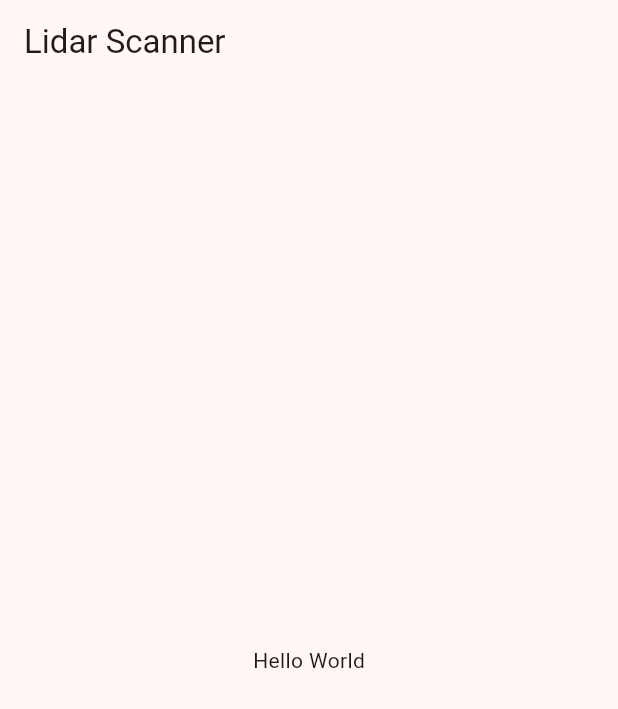
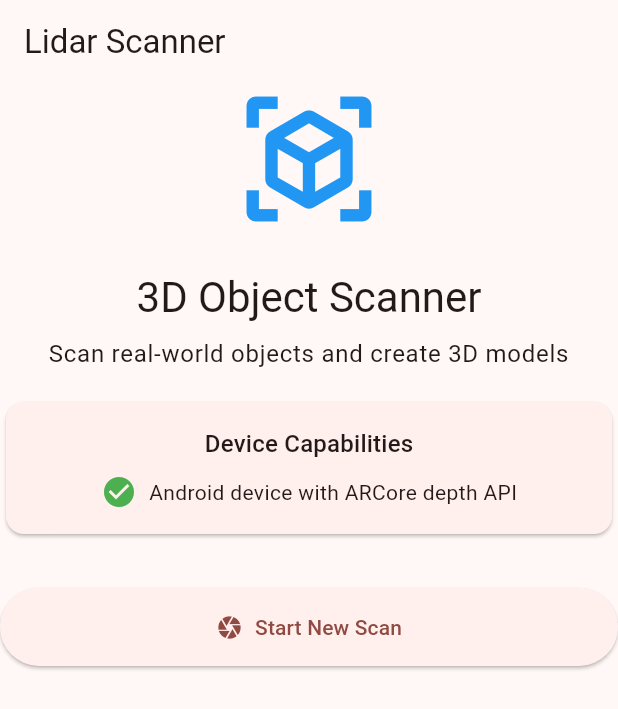
Before and after one commit to tahsin-emre/lidar_scanner, a Flutter app: the screen it shows after launch, on a phone screen of 412 x 824 dp. Shown: the top 709 px of the screen. Run offline on Flutter 3.47's test engine with Material 3 defaults, Android fonts, the phone set to English and light mode, and no system bars; our stand-ins replace equatable, flutter_bloc, get_it, injectable, permission_handler.

Commit message:
Update dependencies and implement LiDAR functionality in Home and Scanner views
- Added permission_handler dependency for managing permissions.
- Updated pubspec.lock with new package versions.
- Enhanced HomeMixin to check device capabilities and request camera permissions.
- Modified HomeView to display device capabilities and a button to start scanning.
- Updated ScannerMixin to include a scanner cubit for state management.
- Adjusted iOS project configuration to include necessary Pods and build phases.

```diff
--- a/lib/feature/home/mixin/home_mixin.dart
+++ b/lib/feature/home/mixin/home_mixin.dart
@@ -1,11 +1,47 @@
 import 'package:flutter/material.dart';
 import 'package:lidar_scanner/feature/home/view/home_view.dart';
+import 'package:lidar_scanner/feature/scanner/view/scanner_view.dart';
+import 'package:lidar_scanner/product/utils/extensions/widget_ext.dart';
+import 'package:permission_handler/permission_handler.dart';
 
 mixin HomeMixin on State<HomeView> {
-  bool canScan = false;
+  bool hasLidar = false;
+  String deviceInfo = '';
+
+  @override
+  void initState() {
+    super.initState();
+    Future.microtask(_init);
+  }
+
+  Future<void> _init() async {
+    await _requestPermissions();
+    await _checkDeviceCapabilities();
+  }
+
+  Future<void> _requestPermissions() async {
+    await Permission.camera.request();
+  }
+
+  Future<void> _checkDeviceCapabilities() async {
+    final platform = Theme.of(context).platform;
+
+    setState(() {
+      if (platform == TargetPlatform.iOS) {
+        hasLidar = true;
+        deviceInfo = 'iOS device with LiDAR';
+      } else if (platform == TargetPlatform.android) {
+        hasLidar = true;
+        deviceInfo = 'Android device with ARCore depth API';
+      } else {
+        hasLidar = false;
+        deviceInfo = 'Unsupported platform';
+      }
+    });
+  }
 
   void pushToScanner() {
-    if (!canScan) {
+    if (!hasLidar) {
       showDialog<void>(
         context: context,
         builder:
@@ -16,5 +52,6 @@ mixin HomeMixin on State<HomeView> {
       );
       return;
     }
+    const ScannerView().push(context);
   }
 }
--- a/lib/feature/home/view/home_view.dart
+++ b/lib/feature/home/view/home_view.dart
@@ -1,4 +1,6 @@
 import 'package:flutter/material.dart';
+import 'package:lidar_scanner/feature/home/mixin/home_mixin.dart';
+import 'package:lidar_scanner/product/utils/extensions/widget_ext.dart';
 
 final class HomeView extends StatefulWidget {
   const HomeView({super.key});
@@ -7,12 +9,92 @@ final class HomeView extends StatefulWidget {
   State<HomeView> createState() => _HomeViewState();
 }
 
-class _HomeViewState extends State<HomeView> {
+class _HomeViewState extends State<HomeView> with HomeMixin {
   @override
   Widget build(BuildContext context) {
     return Scaffold(
       appBar: AppBar(title: const Text('Lidar Scanner')),
-      body: const Center(child: Text('Hello World')),
+      body: CustomScrollView(
+        slivers: [
+          _Header(hasLidar: hasLidar, deviceInfo: deviceInfo).sliver(),
+          _StartScanButton(pushToScanner).sliver(),
+        ],
+      ),
     );
   }
 }
+
+final class _StartScanButton extends StatelessWidget {
+  const _StartScanButton(this.onTap);
+  final VoidCallback onTap;
+  @override
+  Widget build(BuildContext context) {
+    return ElevatedButton(
+      onPressed: onTap,
+      style: ElevatedButton.styleFrom(
+        padding: const EdgeInsets.symmetric(vertical: 16),
+      ),
+      child: const Row(
+        mainAxisAlignment: MainAxisAlignment.center,
+        children: [
+          Icon(Icons.camera),
+          SizedBox(width: 8),
+          Text('Start New Scan'),
+        ],
+      ),
+    );
+  }
+}
+
+final class _Header extends StatelessWidget {
+  const _Header({required this.hasLidar, required this.deviceInfo});
+  final bool hasLidar;
+  final String deviceInfo;
+  @override
+  Widget build(BuildContext context) {
+    return Column(
+      children: [
+        const Icon(Icons.view_in_ar, size: 100, color: Colors.blue),
+        const SizedBox(height: 24),
+        Text(
+          '3D Object Scanner',
+          style: Theme.of(context).textTheme.headlineMedium,
+          textAlign: TextAlign.center,
+        ),
+        const SizedBox(height: 8),
+        Text(
+          'Scan real-world objects and create 3D models',
+          style: Theme.of(context).textTheme.bodyLarge,
+          textAlign: TextAlign.center,
+        ),
+        const SizedBox(height: 16),
+        Card(
+          child: Padding(
+            padding: const EdgeInsets.all(16.0),
+            child: Column(
+              children: [
+                Text(
+                  'Device Capabilities',
+                  style: Theme.of(context).textTheme.titleMedium,
+                ),
+                const SizedBox(height: 8),
+                Row(
+                  mainAxisAlignment: MainAxisAlignment.center,
+                  children: [
+                    Icon(
+                      hasLidar ? Icons.check_circle : Icons.error,
+                      color: hasLidar ? Colors.green : Colors.red,
+                    ),
+                    const SizedBox(width: 8),
+                    Flexible(child: Text(deviceInfo)),
+                  ],
+                ),
+              ],
+            ),
+          ),
+        ),
+        const SizedBox(height: 32),
+      ],
+    );
+  }
+}
--- a/lib/feature/scanner/mixin/scanner_mixin.dart
+++ b/lib/feature/scanner/mixin/scanner_mixin.dart
@@ -1,4 +1,8 @@
 import 'package:flutter/material.dart';
+import 'package:lidar_scanner/feature/scanner/cubit/scanner_cubit.dart';
 import 'package:lidar_scanner/feature/scanner/view/scanner_view.dart';
+import 'package:lidar_scanner/product/di/locator.dart';
 
-mixin ScannerMixin on State<ScannerView> {}
+mixin ScannerMixin on State<ScannerView> {
+  late final scannerCubit = locator<ScannerCubit>();
+}
--- a/pubspec.yaml
+++ b/pubspec.yaml
@@ -14,6 +14,7 @@ dependencies:
   equatable: ^2.0.7
   get_it: ^7.6.7
   injectable: ^2.3.2
+  permission_handler: ^11.4.0
 
 
 dev_dependencies:
```
Also changed, not shown: pubspec.lock, 6 other files.
